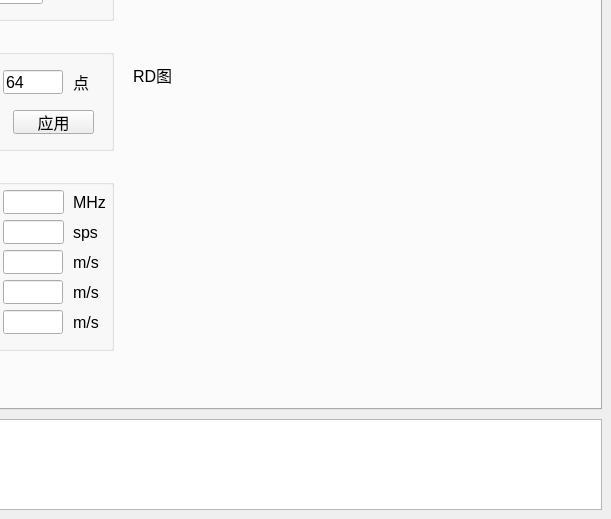
This is python312_uwbHost/gui/form.ui in MrGEFORCE/uwbValidation as Qt 5 draws it before an edit; both pictures show x 669 to 1280 and y 381 to 900 of the 1280 by 900 pixel window. The edited form follows.
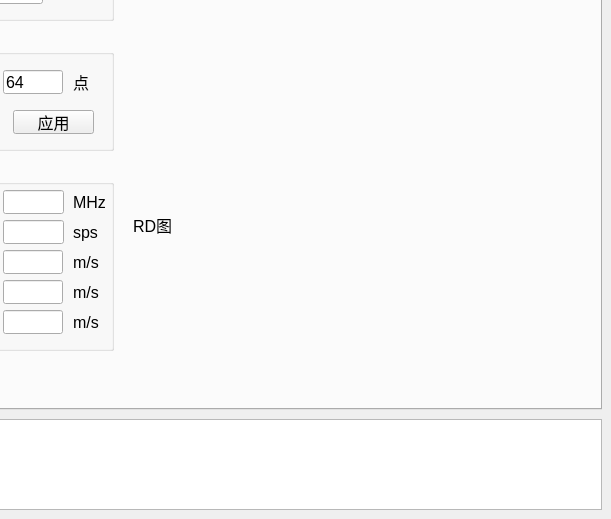
This is the edited form.

```diff
--- a/python312_uwbHost/gui/form.ui
+++ b/python312_uwbHost/gui/form.ui
@@ -1248,9 +1248,9 @@
      <property name="geometry">
       <rect>
        <x>500</x>
-       <y>370</y>
+       <y>530</y>
        <width>451</width>
-       <height>301</height>
+       <height>141</height>
       </rect>
      </property>
      <layout class="QVBoxLayout" name="verticalLayout_rdMap"/>
@@ -2613,7 +2613,7 @@
      <property name="geometry">
       <rect>
        <x>500</x>
-       <y>340</y>
+       <y>490</y>
        <width>191</width>
        <height>30</height>
       </rect>
@@ -2758,6 +2758,17 @@
       <set>Qt::AlignLeading|Qt::AlignLeft|Qt::AlignVCenter</set>
      </property>
     </widget>
+    <widget class="QWidget" name="verticalLayoutWidget_4">
+     <property name="geometry">
+      <rect>
+       <x>500</x>
+       <y>350</y>
+       <width>451</width>
+       <height>121</height>
+      </rect>
+     </property>
+     <layout class="QVBoxLayout" name="verticalLayout_IF"/>
+    </widget>
    </widget>
    <widget class="QWidget" name="tab_adversarial">
     <attribute name="title">
```
Left out of the diff: 100 changed lines with no effect on the pictures.
